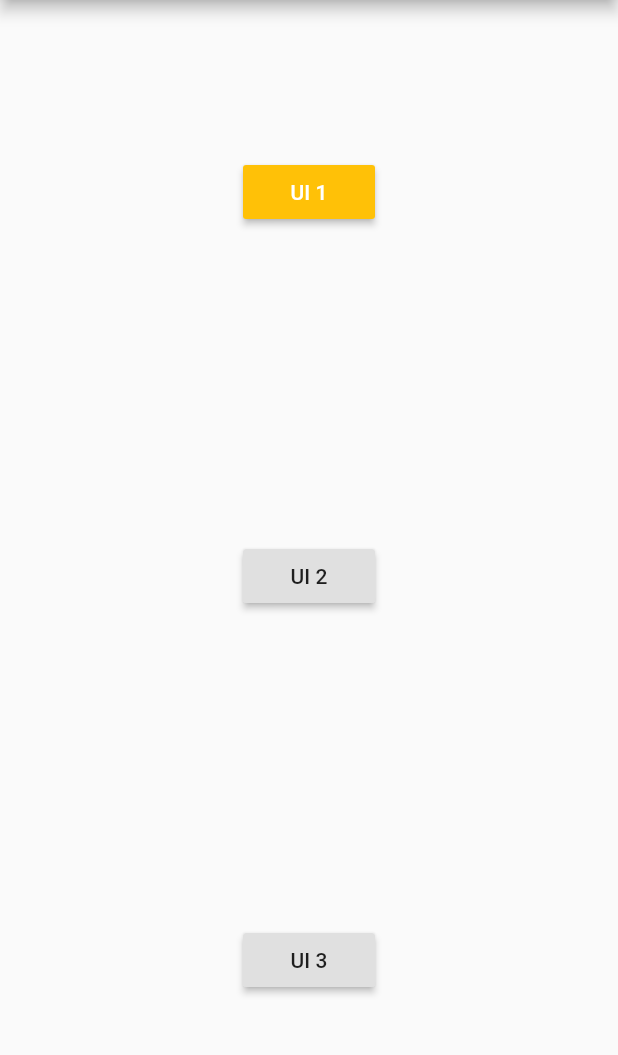
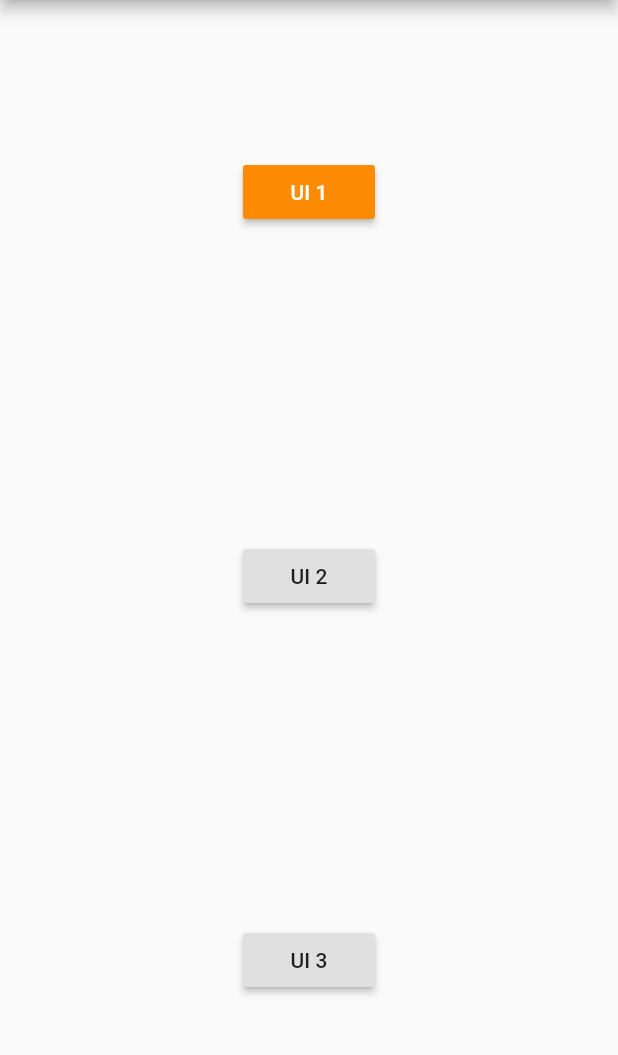
Before and after one commit to Anelka-Lazuardi/Uts_mobile, a Flutter app: the screen it shows after launch, on a phone screen of 412 x 824 dp, the part 84-1139 px from its top. Run offline on Flutter 3.47's test engine with Material 2 defaults, Android fonts, the phone set to English and light mode, and no system bars.

Commit message:
view 1 by anelka

```diff
--- a/lib/views/MainPage.dart
+++ b/lib/views/MainPage.dart
@@ -21,7 +21,7 @@ class MainPage extends StatelessWidget {
                 );
               },
               child: Text("UI 1"),
-              color: Colors.amber,
+              color: Color(0xFFfd8c04),
               textColor: Colors.white,
             ),
             RaisedButton(
```
